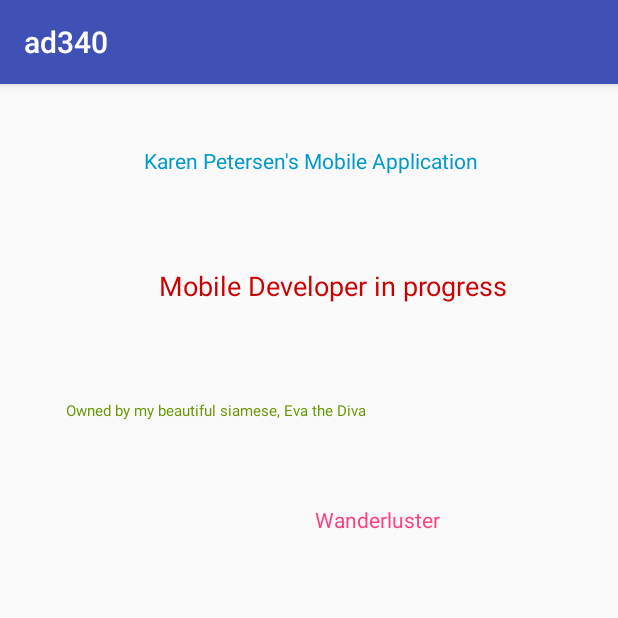
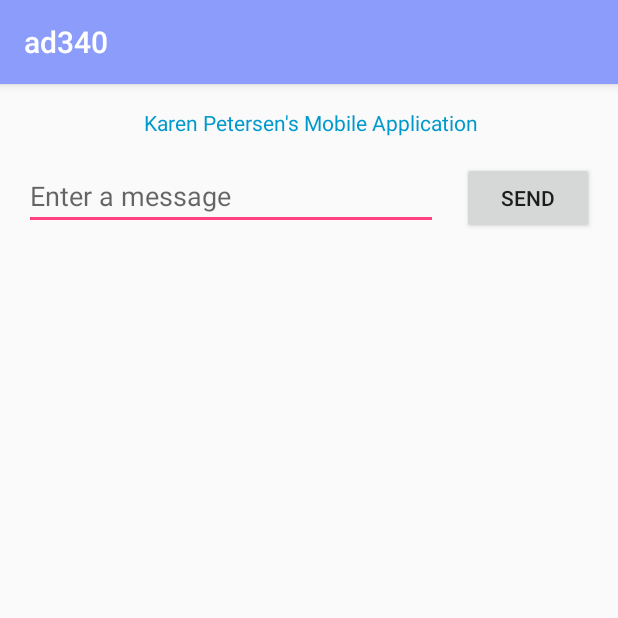
Before and after one commit to kdanepetersen/ad340mobile, an Android app: the screen it shows after launch (MainActivity), on a phone screen of 412 x 824 dp, the top half of it. Run offline under Robolectric (Android 15) with nearby library versions, the phone set to English and light mode, and no system bars.

Commit message:
Assignment 2

```diff
--- a/app/src/main/java/com/thethoughtfield/ad340/MainActivity.java
+++ b/app/src/main/java/com/thethoughtfield/ad340/MainActivity.java
@@ -1,13 +1,38 @@
 package com.thethoughtfield.ad340;
 
+import android.content.Intent;
 import android.support.v7.app.AppCompatActivity;
 import android.os.Bundle;
+import android.view.View;
+import android.widget.EditText;
 
 public class MainActivity extends AppCompatActivity {
-
+    public static final String EXTRA_MESSAGE = "com.example.myfirstapp.MESSAGE";
     @Override
     protected void onCreate(Bundle savedInstanceState) {
         super.onCreate(savedInstanceState);
         setContentView(R.layout.activity_main);
     }
+    /** Called when the user taps the What's Up button */
+    public void sendMessage(View view) {
+        // The Intent constructor takes two parameters
+        // A Context as its first parm (this is used because the Activity class is a subclass of Context
+        //The Class of the app component to which the system should deliver the Intent
+        //   (in this case, the activity that shoulc be started)
+
+        Intent intent = new Intent(this, DisplayMessageActivity.class);
+        EditText editText = (EditText) findViewById(R.id.editText);
+        String message = editText.getText().toString();
+
+        // The putExtra method add the EditText's value to the intent.
+        // An intent can carry data types as key-value pairs called extras.
+        // key is a public constant EXTRA_MESSAGE because the next activity uses the key to retrieve
+        // the text value.
+        // Note:  good practice to define keys for intent extras using app's package name as a prefix
+        // to ensure the keys are unique in case this app interacts with other apps.
+        intent.putExtra(EXTRA_MESSAGE, message);
+
+        // The startActivity() method starts an instance of the DisplayMessageActivity specified by the intent
+        startActivity(intent);
+    }
 }
--- a/app/src/main/res/layout/activity_main.xml
+++ b/app/src/main/res/layout/activity_main.xml
@@ -1,72 +1,51 @@
 <?xml version="1.0" encoding="utf-8"?>
-<android.support.constraint.ConstraintLayout xmlns:android="http://schemas.android.com/apk/res/android"
+<android.support.constraint.ConstraintLayout
+    xmlns:android="http://schemas.android.com/apk/res/android"
     xmlns:app="http://schemas.android.com/apk/res-auto"
     xmlns:tools="http://schemas.android.com/tools"
     android:layout_width="match_parent"
     android:layout_height="match_parent"
     tools:context="com.thethoughtfield.ad340.MainActivity">
 
-
     <TextView
-        android:id="@+id/textView3"
+        android:id="@+id/textViewAppName"
         android:layout_width="wrap_content"
         android:layout_height="wrap_content"
-        android:layout_marginTop="8dp"
+        android:layout_marginTop="16dp"
         android:text="Karen Petersen's Mobile Application"
         android:textAlignment="center"
         android:textColor="@android:color/holo_blue_dark"
         android:textColorLink="@android:color/holo_blue_bright"
         android:textSize="14sp"
-        app:layout_constraintBottom_toBottomOf="parent"
         app:layout_constraintHorizontal_bias="0.503"
         app:layout_constraintLeft_toLeftOf="parent"
         app:layout_constraintRight_toRightOf="parent"
-        app:layout_constraintTop_toTopOf="parent"
-        app:layout_constraintVertical_bias="0.045" />
+        app:layout_constraintTop_toTopOf="parent" />
 
-    <TextView
-        android:id="@+id/textView2"
+
+    <Button
+        android:id="@+id/button"
         android:layout_width="wrap_content"
         android:layout_height="wrap_content"
-        android:layout_marginLeft="106dp"
-        android:layout_marginTop="61dp"
-        android:text="Mobile Developer in progress"
-        android:textAlignment="center"
-        android:textColor="@android:color/holo_red_dark"
-        android:textColorHighlight="@android:color/holo_blue_light"
-        android:textColorLink="@android:color/holo_purple"
-        android:textSize="18sp"
+        android:layout_marginLeft="16dp"
+        android:layout_marginRight="16dp"
+        android:onClick="sendMessage"
+        android:text="@string/button_send"
+        app:layout_constraintBaseline_toBaselineOf="@+id/editText"
+        app:layout_constraintLeft_toRightOf="@+id/editText"
+        app:layout_constraintRight_toRightOf="parent" />
+
+    <EditText
+        android:id="@+id/editText"
+        android:layout_width="0dp"
+        android:layout_height="wrap_content"
+        android:layout_marginLeft="16dp"
+        android:layout_marginRight="0dp"
+        android:layout_marginTop="52dp"
+        android:hint="@string/edit_message"
+        android:inputType="textPersonName"
         app:layout_constraintLeft_toLeftOf="parent"
-        app:layout_constraintTop_toBottomOf="@+id/textView3" />
-
-    <TextView
-        android:id="@+id/textView"
-        android:layout_width="wrap_content"
-        android:layout_height="wrap_content"
-        android:layout_marginLeft="43dp"
-        android:layout_marginTop="64dp"
-        android:text="Owned by my beautiful siamese, Eva the Diva"
-        android:textAlignment="center"
-        android:textColor="@android:color/holo_green_dark"
-        android:textColorLink="@android:color/holo_green_dark"
-        android:textSize="10sp"
-        app:layout_constraintLeft_toLeftOf="parent"
-        app:layout_constraintTop_toBottomOf="@+id/textView2"
-        tools:textSize="12sp" />
-
-    <TextView
-        android:id="@+id/textView4"
-        android:layout_width="wrap_content"
-        android:layout_height="wrap_content"
-        android:layout_marginLeft="210dp"
-        android:layout_marginTop="56dp"
-        android:text="Wanderluster"
-        android:textAlignment="center"
-        android:textColor="?android:attr/textColorLink"
-        android:textColorHighlight="@android:color/holo_blue_dark"
-        android:textColorLink="?android:attr/colorMultiSelectHighlight"
-        app:layout_constraintLeft_toLeftOf="parent"
-        app:layout_constraintTop_toBottomOf="@+id/textView"
-        tools:textSize="24sp" />
+        app:layout_constraintRight_toLeftOf="@+id/button"
+        app:layout_constraintTop_toTopOf="parent" />
 
 </android.support.constraint.ConstraintLayout>
--- a/app/src/main/res/values/colors.xml
+++ b/app/src/main/res/values/colors.xml
@@ -1,6 +1,6 @@
 <?xml version="1.0" encoding="utf-8"?>
 <resources>
-    <color name="colorPrimary">#3F51B5</color>
-    <color name="colorPrimaryDark">#303F9F</color>
+    <color name="colorPrimary">#8c9cfa</color>
+    <color name="colorPrimaryDark">#5a6ff6</color>
     <color name="colorAccent">#FF4081</color>
 </resources>
--- a/app/src/main/res/values/strings.xml
+++ b/app/src/main/res/values/strings.xml
@@ -1,3 +1,5 @@
 <resources>
     <string name="app_name">ad340</string>
+    <string name="edit_message">Enter a message</string>
+    <string name="button_send">Send</string>
 </resources>
```
Also changed, not shown: app/src/main/AndroidManifest.xml (+8 -0 lines), app/src/main/java/com/thethoughtfield/ad340/DisplayMessageActivity.java (added, +24 -0 lines), app/src/main/res/layout/activity_display_message.xml (added, +20 -0 lines).
